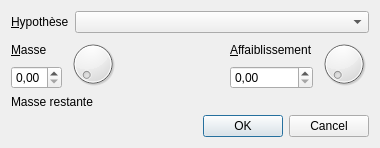
Old version of the form DempsterShafer/UI/MasseDialog.ui in the repository Hamza5/Plateforme-outils-SII.
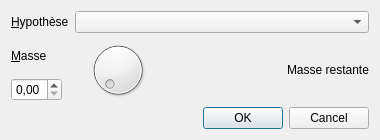
New version of the form.

Commit message: Supprimer les affaiblissements et restaurer le fonctionnement de la fiabilité dans l'interface

The edit to the form file:
```diff
--- a/DempsterShafer/UI/MasseDialog.ui
+++ b/DempsterShafer/UI/MasseDialog.ui
@@ -87,50 +87,12 @@
        </property>
        <property name="sizeHint" stdset="0">
         <size>
-         <width>200</width>
+         <width>40</width>
          <height>20</height>
         </size>
        </property>
       </spacer>
      </item>
-     <item>
-      <layout class="QVBoxLayout" name="verticalLayout_3">
-       <item>
-        <widget class="QLabel" name="affaiblissementLabel">
-         <property name="text">
-          <string>&amp;Affaiblissement</string>
-         </property>
-         <property name="buddy">
-          <cstring>affaiblissementSpinBox</cstring>
-         </property>
-        </widget>
-       </item>
-       <item>
-        <widget class="QDoubleSpinBox" name="affaiblissementSpinBox">
-         <property name="maximum">
-          <double>1.000000000000000</double>
-         </property>
-         <property name="singleStep">
-          <double>0.010000000000000</double>
-         </property>
-         <property name="value">
-          <double>0.000000000000000</double>
-         </property>
-        </widget>
-       </item>
-      </layout>
-     </item>
-     <item>
-      <widget class="QDial" name="affaiblissementSlider">
-       <property name="maximum">
-        <number>100</number>
-       </property>
-      </widget>
-     </item>
-    </layout>
-   </item>
-   <item>
-    <layout class="QHBoxLayout" name="horizontalLayout_3">
      <item>
       <widget class="QLabel" name="remainingMassLabel">
        <property name="text">
```
The commit also changes 4 other files.
